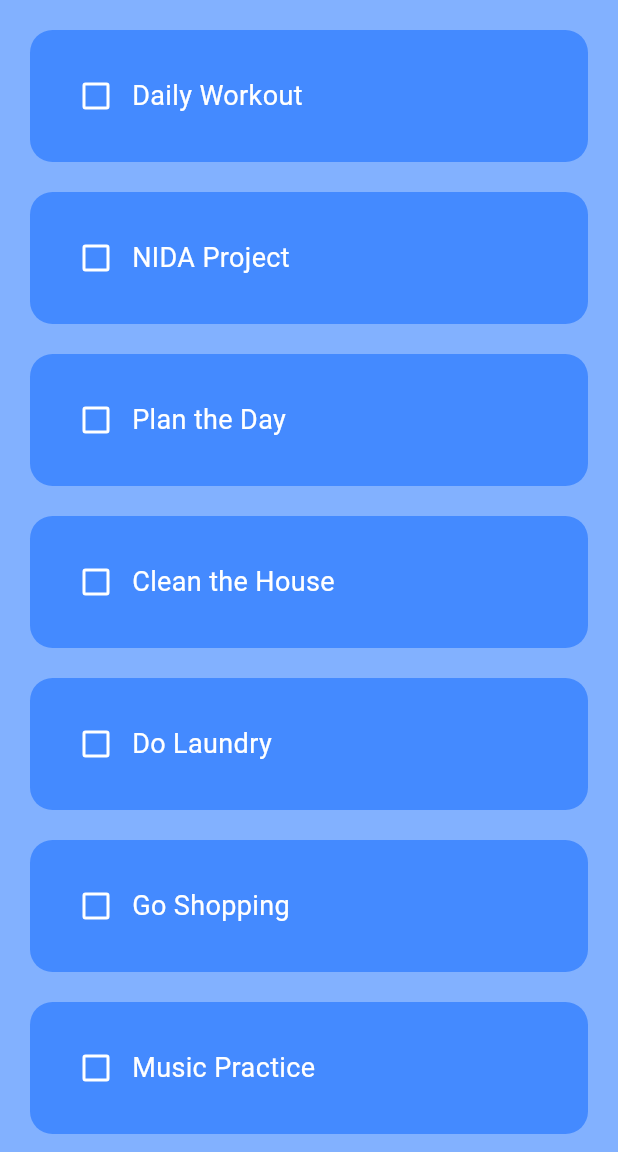
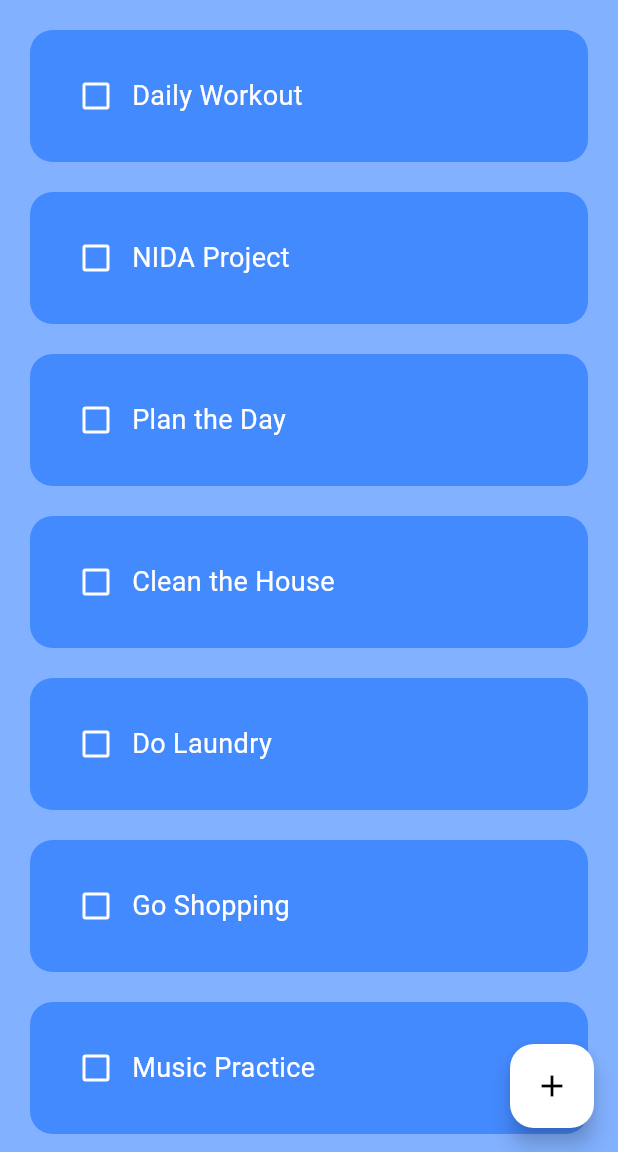
Before and after one commit to josueahadi/todo, a Flutter app: the screen it shows after launch, on a phone screen of 412 x 824 dp, the part 84-1236 px from its top. Run offline on Flutter 3.47's test engine with Material 3 defaults, Android fonts, the phone set to English and light mode, and no system bars.

Commit message:
feat: floating action button

```diff
--- a/lib/screens/home.dart
+++ b/lib/screens/home.dart
@@ -49,6 +49,12 @@ class _HomeScreenState extends State<HomeScreen> {
           );
         },
       ),
+      floatingActionButton: FloatingActionButton(
+        onPressed: () {},
+        backgroundColor: Colors.white,
+        foregroundColor: Colors.black,
+        child: const Icon(Icons.add),
+      ),
     );
   }
 }
```
